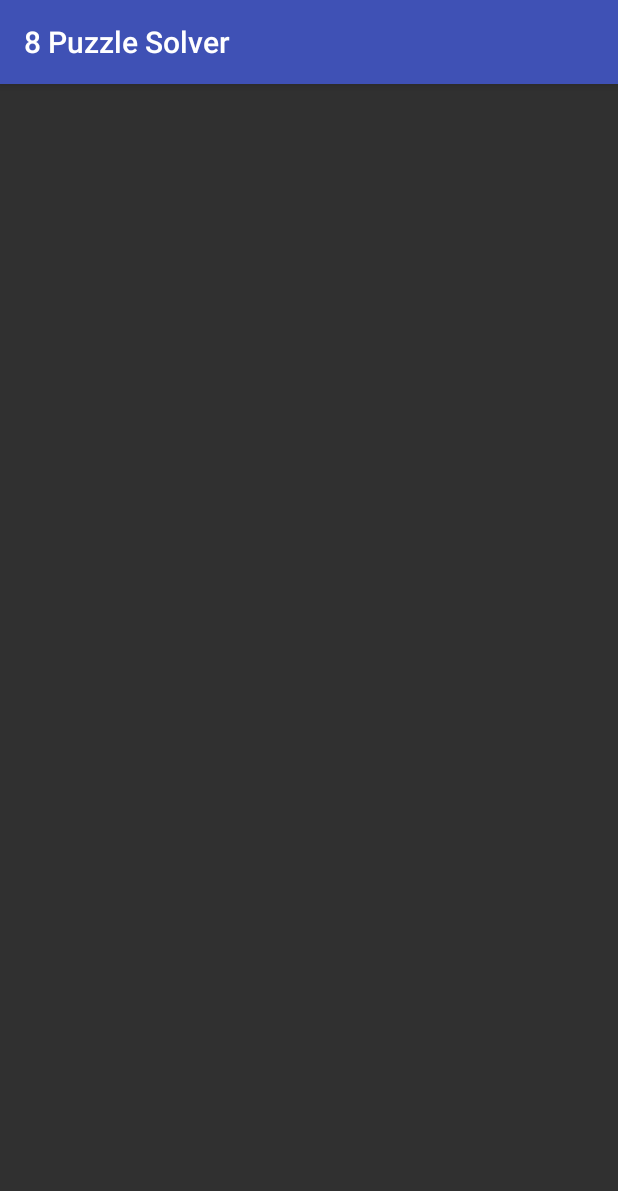
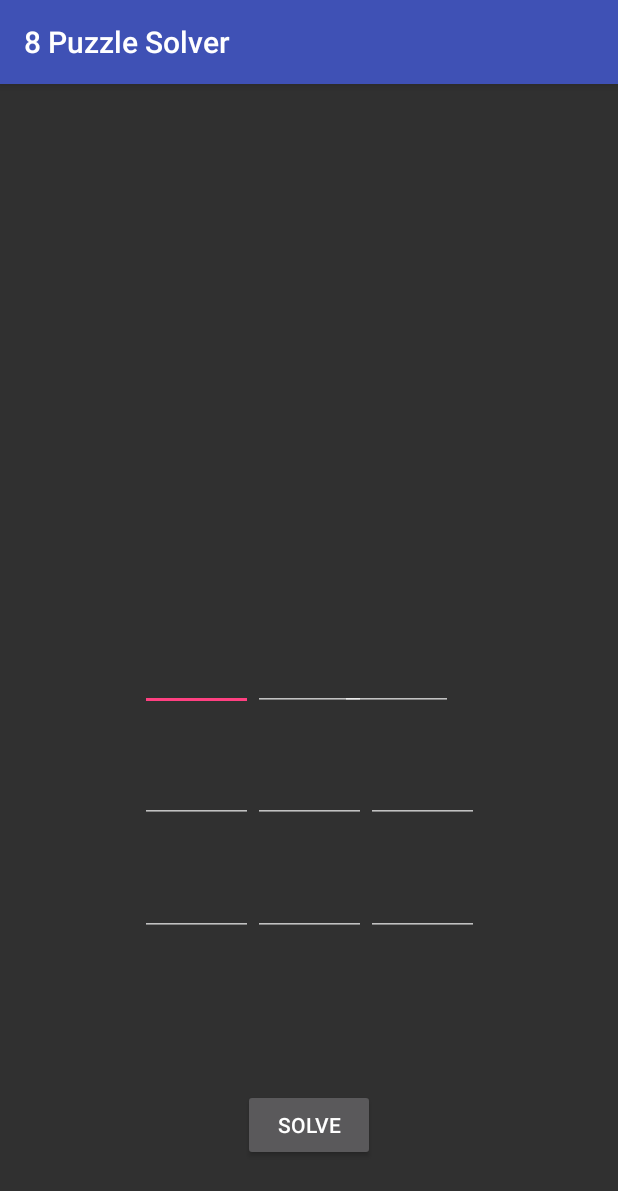
Before and after one commit to atan009/Android-Projects, an Android app: the screen it shows after launch (MainActivity), on a phone screen of 412 x 824 dp. Shown: the top 1191 px of the screen. Run offline under Robolectric (Android 15) with nearby library versions, the phone set to English and light mode, and no system bars.

Commit message:
Basic Layout Restored

```diff
--- a/8PuzzleSolver/app/src/main/res/layout/activity_main.xml
+++ b/8PuzzleSolver/app/src/main/res/layout/activity_main.xml
@@ -6,4 +6,142 @@
     android:layout_height="match_parent"
     tools:context="com.example.tan.a8puzzlesolver.MainActivity">
 
+    <EditText
+        android:id="@+id/box1"
+        android:layout_width="75dp"
+        android:layout_height="75dp"
+        android:layout_marginBottom="350dp"
+        android:layout_marginRight="0dp"
+        android:ems="10"
+        android:inputType="number"
+        app:layout_constraintBottom_toBottomOf="parent"
+        app:layout_constraintRight_toLeftOf="@+id/box2"
+        android:maxLength="1"
+        android:gravity="center"/>
+
+    <EditText
+        android:id="@+id/box2"
+        android:layout_width="75dp"
+        android:layout_height="75dp"
+        android:layout_marginBottom="350dp"
+        android:layout_marginLeft="8dp"
+        android:layout_marginRight="8dp"
+        android:ems="10"
+        android:inputType="number"
+        app:layout_constraintBottom_toBottomOf="parent"
+        app:layout_constraintHorizontal_bias="0.501"
+        app:layout_constraintLeft_toLeftOf="parent"
+        app:layout_constraintRight_toRightOf="parent"
+        android:maxLength="1"
+        android:gravity="center"/>
+
+    <EditText
+        android:id="@+id/box3"
+        android:layout_width="75dp"
+        android:layout_height="75dp"
+        android:layout_marginBottom="350dp"
+        android:layout_marginLeft="-17dp"
+        android:ems="10"
+        android:inputType="number"
+        app:layout_constraintBottom_toBottomOf="parent"
+        app:layout_constraintLeft_toRightOf="@+id/box2"
+        android:maxLength="1"
+        android:gravity="center"/>
+
+    <EditText
+        android:id="@+id/box4"
+        android:layout_width="75dp"
+        android:layout_height="75dp"
+        android:layout_marginBottom="275dp"
+        android:layout_marginRight="0dp"
+        android:ems="10"
+        android:inputType="number"
+        app:layout_constraintBottom_toBottomOf="parent"
+        app:layout_constraintRight_toLeftOf="@+id/box5"
+        android:maxLength="1"
+        android:gravity="center"/>
+
+    <EditText
+        android:id="@+id/box5"
+        android:layout_width="75dp"
+        android:layout_height="75dp"
+        android:layout_marginBottom="275dp"
+        android:layout_marginLeft="8dp"
+        android:layout_marginRight="8dp"
+        android:ems="10"
+        android:inputType="number"
+        app:layout_constraintBottom_toBottomOf="parent"
+        app:layout_constraintHorizontal_bias="0.501"
+        app:layout_constraintLeft_toLeftOf="parent"
+        app:layout_constraintRight_toRightOf="parent"
+        android:maxLength="1"
+        android:gravity="center"/>
+
+    <EditText
+        android:id="@+id/box6"
+        android:layout_width="75dp"
+        android:layout_height="75dp"
+        android:layout_marginBottom="275dp"
+        android:layout_marginLeft="0dp"
+        android:ems="10"
+        android:inputType="number"
+        app:layout_constraintBottom_toBottomOf="parent"
+        app:layout_constraintLeft_toRightOf="@+id/box5"
+        android:maxLength="1"
+        android:gravity="center"/>
+
+    <EditText
+        android:id="@+id/box7"
+        android:layout_width="75dp"
+        android:layout_height="75dp"
+        android:layout_marginBottom="200dp"
+        android:layout_marginRight="0dp"
+        android:ems="10"
+        android:inputType="number"
+        app:layout_constraintBottom_toBottomOf="parent"
+        app:layout_constraintRight_toLeftOf="@+id/box8"
+        android:maxLength="1"
+        android:gravity="center"/>
+
+    <EditText
+        android:id="@+id/box8"
+        android:layout_width="75dp"
+        android:layout_height="75dp"
+        android:layout_marginBottom="200dp"
+        android:layout_marginLeft="8dp"
+        android:layout_marginRight="8dp"
+        android:ems="10"
+        android:inputType="number"
+        app:layout_constraintBottom_toBottomOf="parent"
+        app:layout_constraintHorizontal_bias="0.501"
+        app:layout_constraintLeft_toLeftOf="parent"
+        app:layout_constraintRight_toRightOf="parent"
+        android:maxLength="1"
+        android:gravity="center"/>
+
+    <EditText
+        android:id="@+id/box9"
+        android:layout_width="75dp"
+        android:layout_height="75dp"
+        android:layout_marginBottom="200dp"
+        android:layout_marginLeft="0dp"
+        android:ems="10"
+        android:inputType="number"
+        app:layout_constraintBottom_toBottomOf="parent"
+        app:layout_constraintLeft_toRightOf="@+id/box8"
+        android:maxLength="1"
+        android:gravity="center"/>
+
+    <Button
+        android:id="@+id/solve_button"
+        android:layout_width="wrap_content"
+        android:layout_height="wrap_content"
+        android:layout_marginBottom="50dp"
+        android:layout_marginLeft="8dp"
+        android:layout_marginRight="8dp"
+        android:text="Solve"
+        app:layout_constraintBottom_toBottomOf="parent"
+        app:layout_constraintLeft_toLeftOf="parent"
+        app:layout_constraintRight_toRightOf="parent" />
+
 </android.support.constraint.ConstraintLayout>
```
